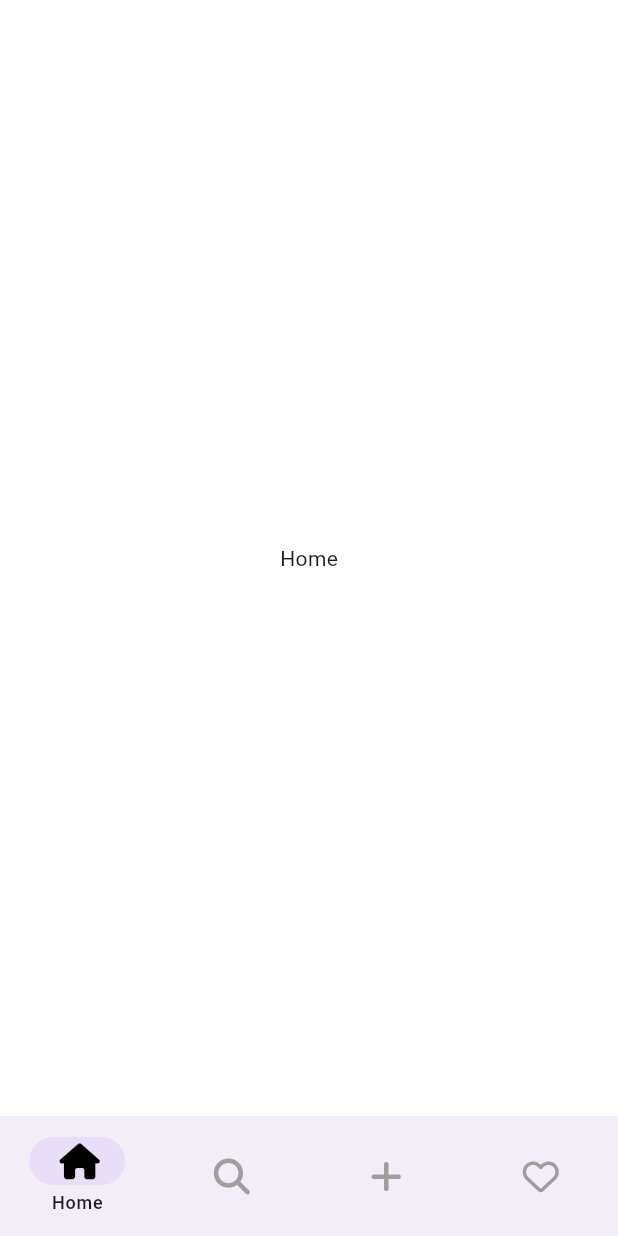
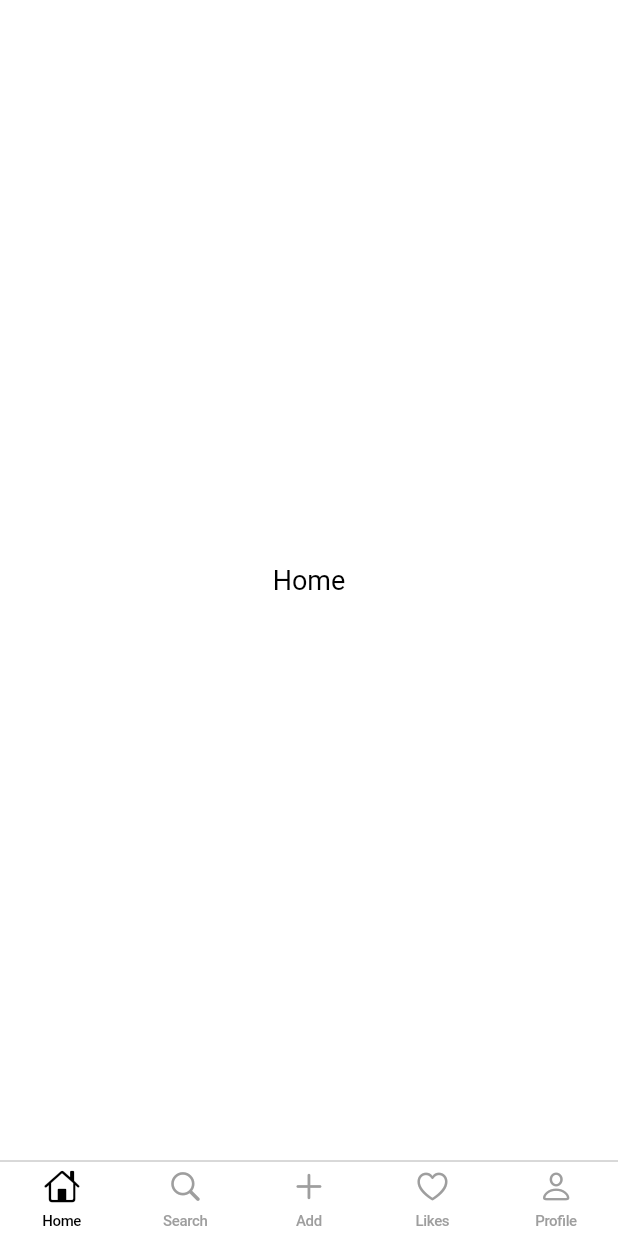
Before and after one commit to helious23/tiktok_clone_again, a Flutter app: the screen it shows after launch, on a phone screen of 412 x 824 dp. Run offline on Flutter 3.47's test engine with Material 3 defaults, Android fonts, the phone set to English and light mode, and no system bars; our stand-ins replace font_awesome_flutter.

Commit message:
#6.4 CupertinoTabBar

```diff
--- a/lib/features/main_navigation/main_navigation_screen.dart
+++ b/lib/features/main_navigation/main_navigation_screen.dart
@@ -1,5 +1,5 @@
+import 'package:flutter/cupertino.dart';
 import 'package:flutter/material.dart';
-import 'package:font_awesome_flutter/font_awesome_flutter.dart';
 
 class MainNavigationScreen extends StatefulWidget {
   const MainNavigationScreen({super.key});
@@ -28,45 +28,54 @@ class _MainNavigationScreenState extends State<MainNavigationScreen> {
 
   @override
   Widget build(BuildContext context) {
-    return Scaffold(
-      body: screens[_selectedIndex],
-      bottomNavigationBar: NavigationBar(
-        selectedIndex: _selectedIndex,
-        onDestinationSelected: _onTap,
-        labelBehavior:
-            NavigationDestinationLabelBehavior.onlyShowSelected,
-
-        destinations: [
-          NavigationDestination(
+    return CupertinoTabScaffold(
+      tabBar: CupertinoTabBar(
+        currentIndex: _selectedIndex,
+        onTap: _onTap,
+        backgroundColor: Colors.white,
+        activeColor: Colors.black,
+        inactiveColor: Colors.grey,
+        iconSize: 24,
+        height: 50,
+        items: [
+          BottomNavigationBarItem(
             icon: Icon(
-              FontAwesomeIcons.house,
+              CupertinoIcons.home,
               color: _selectedIndex == 0 ? Colors.black : Colors.grey,
             ),
             label: 'Home',
           ),
-          NavigationDestination(
+          BottomNavigationBarItem(
             icon: Icon(
-              FontAwesomeIcons.magnifyingGlass,
+              CupertinoIcons.search,
               color: _selectedIndex == 1 ? Colors.black : Colors.grey,
             ),
             label: 'Search',
           ),
-          NavigationDestination(
+          BottomNavigationBarItem(
             icon: Icon(
-              FontAwesomeIcons.plus,
+              CupertinoIcons.add,
               color: _selectedIndex == 2 ? Colors.black : Colors.grey,
             ),
             label: 'Add',
           ),
-          NavigationDestination(
+          BottomNavigationBarItem(
             icon: Icon(
-              FontAwesomeIcons.heart,
+              CupertinoIcons.heart,
               color: _selectedIndex == 3 ? Colors.black : Colors.grey,
             ),
             label: 'Likes',
           ),
+          BottomNavigationBarItem(
+            icon: Icon(
+              CupertinoIcons.person,
+              color: _selectedIndex == 4 ? Colors.black : Colors.grey,
+            ),
+            label: 'Profile',
+          ),
         ],
       ),
+      tabBuilder: (context, index) => screens[index],
     );
   }
 }
--- a/lib/main.dart
+++ b/lib/main.dart
@@ -1,3 +1,4 @@
+import 'package:flutter/cupertino.dart';
 import 'package:flutter/material.dart';
 import 'package:tiktok_clone/constants/sizes.dart';
 import 'package:tiktok_clone/features/main_navigation/main_navigation_screen.dart';
@@ -11,21 +12,15 @@ class TikTokApp extends StatelessWidget {
 
   @override
   Widget build(BuildContext context) {
-    return MaterialApp(
+    return CupertinoApp(
       title: 'TikTok Clone',
-      theme: ThemeData(
+      theme: CupertinoThemeData(
         scaffoldBackgroundColor: Colors.white,
         primaryColor: const Color(0xFFE9435A),
-        appBarTheme: AppBarTheme(
-          foregroundColor: Colors.black,
-          backgroundColor: Colors.white,
-          surfaceTintColor: Colors.transparent,
-          centerTitle: true,
-          elevation: 0,
-          titleTextStyle: TextStyle(
+        textTheme: CupertinoTextThemeData(
+          textStyle: TextStyle(
             color: Colors.black,
             fontSize: Sizes.size16 + Sizes.size2,
-            fontWeight: FontWeight.w600,
           ),
         ),
       ),
```
